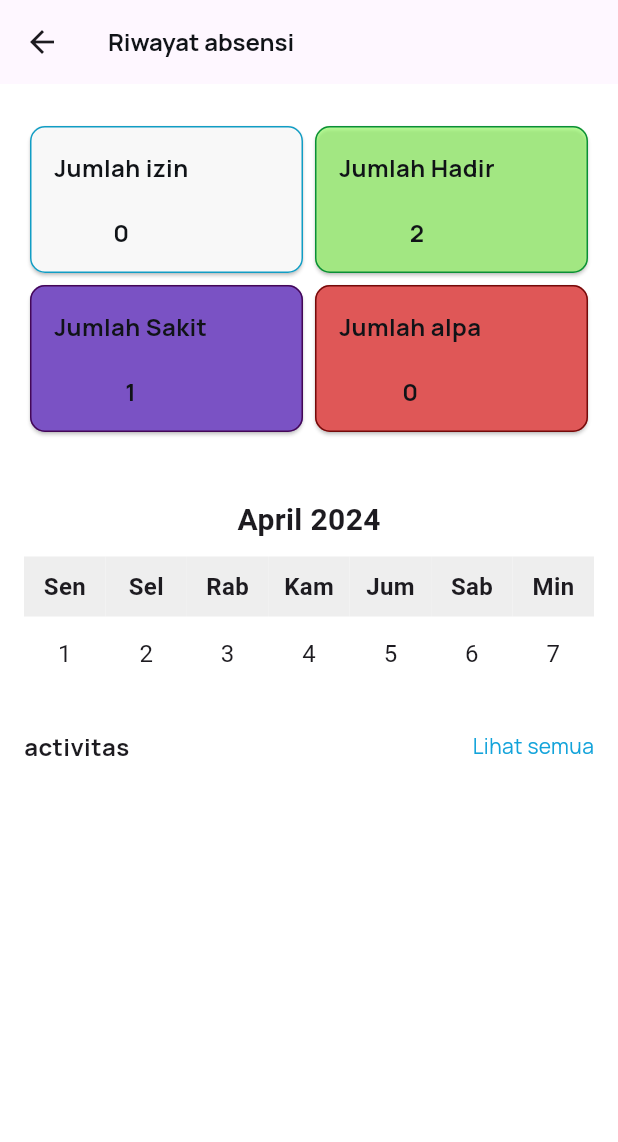
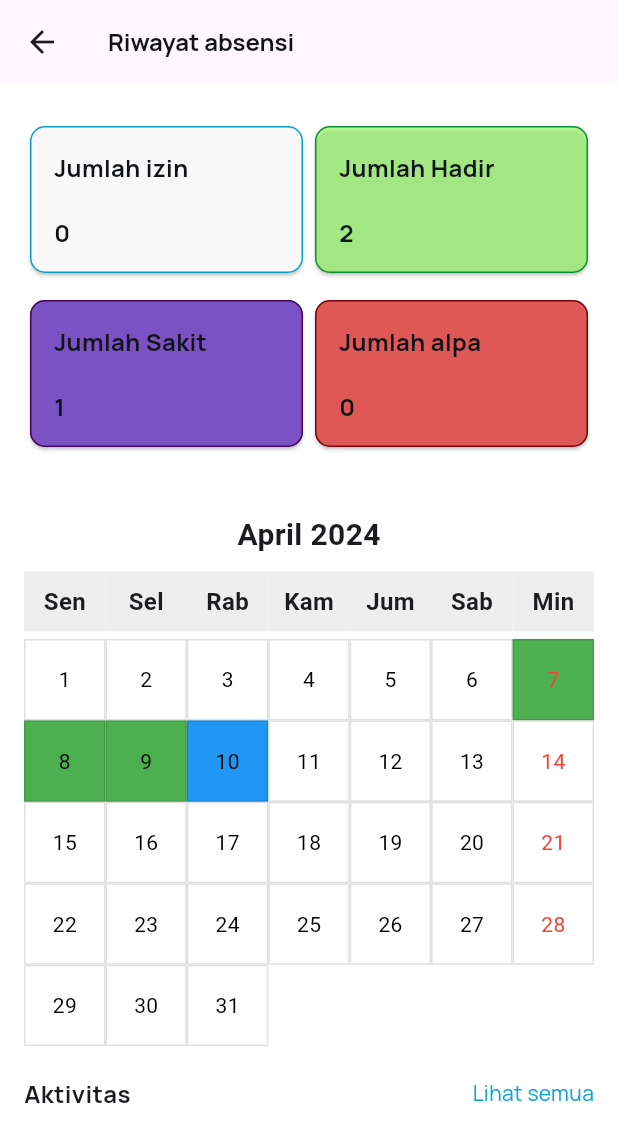
Before and after one commit to rusdy-cyber/flutter-mobile-developer, a Flutter app: the Dasboard screen opened by its route, after a tap on "Rekap Absensi", on a phone screen of 412 x 824 dp. Shown: the top 1142 px of the screen. Run offline on Flutter 3.47's test engine with Material 3 defaults, Android fonts, the phone set to English and light mode, and no system bars; our stand-ins replace flutter_svg, google_fonts.

Commit message:
update riawayat

```diff
--- a/appabsensi/lib/screen/dashboard_screen.dart
+++ b/appabsensi/lib/screen/dashboard_screen.dart
@@ -96,7 +96,7 @@ class Dasboard extends StatelessWidget {
                   onTap: () {
                     Navigator.push(
                       context,
-                      MaterialPageRoute(builder: (context) => riwayat()),
+                      MaterialPageRoute(builder: (context) => Riwayat()),
                     );
                   },
                   child: Text(
--- a/appabsensi/lib/screen/riwayat_absen.dart
+++ b/appabsensi/lib/screen/riwayat_absen.dart
@@ -4,7 +4,66 @@ import 'package:google_fonts/google_fonts.dart';
 import 'package:appabsensi/screen/dashboard_screen.dart';
 import 'dart:math';
 
-class riwayat extends StatelessWidget {
+class Riwayat extends StatelessWidget {
+  // Widget untuk menampilkan kalender
+  Widget buildCalendar() {
+    // Tanggal yang dipilih
+    final List<int> selectedDates = [7, 8, 9];
+    // Tanggal saat ini
+    final int currentDate = 10;
+    // Hari Minggu
+    final List<int> sundays = [3, 10, 17, 24, 31];
+
+    return GridView.builder(
+      shrinkWrap: true,
+      physics: NeverScrollableScrollPhysics(),
+      gridDelegate: SliverGridDelegateWithFixedCrossAxisCount(
+        crossAxisCount: 7,
+      ),
+      itemCount: 31,
+      itemBuilder: (context, index) {
+        int day = index + 1;
+        return Container(
+          decoration: BoxDecoration(
+            color: getColorForDate(day, selectedDates, currentDate),
+            border: Border.all(color: Colors.black12),
+          ),
+          child: Center(
+            child: Text(
+              '$day',
+              style: TextStyle(
+                color: getTextColorForDate(day, sundays),
+              ),
+            ),
+          ),
+        );
+      },
+    );
+  }
+
+  // Mendapatkan warna latar belakang untuk tanggal tertentu
+ Color getColorForDate(int date, List<int> selectedDates, int currentDate) {
+  if (selectedDates.contains(date)) {
+    return Colors.green; // Memberikan warna hijau untuk tanggal yang dipilih
+  } else if (date == currentDate) {
+    return Colors.blue; // Memberikan warna biru untuk tanggal saat ini
+  } else {
+    return Colors.white; // Mengembalikan warna putih untuk tanggal lainnya
+  }
+}
+
+
+  // Mendapatkan warna teks untuk tanggal tertentu
+  Color getTextColorForDate(int date, List<int> sundays) {
+  // Jika tanggal adalah hari Minggu (hari ke-7), maka kembalikan warna merah
+  if (date % 7 == 0) {
+    return Colors.red;
+  } else {
+    return Colors.black;
+  }
+}
+
+
   @override
   Widget build(BuildContext context) {
     return Scaffold(
@@ -22,17 +81,20 @@ class riwayat extends StatelessWidget {
         child: SingleChildScrollView(
           padding: const EdgeInsets.symmetric(horizontal: 16),
           child: Column(
+            crossAxisAlignment: CrossAxisAlignment.start,
             children: [
               SizedBox(
                 height: 24,
               ),
+              // Content Cards
               Row(
                 children: [
                   Expanded(
                     child: Card(
                       shape: RoundedRectangleBorder(
                         side: const BorderSide(
-                          color: Color.fromARGB(255, 17, 157, 196), width: 1.0),
+                            color: Color.fromARGB(255, 17, 157, 196),
+                            width: 1.0),
                         borderRadius: BorderRadius.circular(10.0),
                       ),
                       color: Color.fromARGB(255, 248, 248, 248),
@@ -40,8 +102,6 @@ class riwayat extends StatelessWidget {
                         padding: EdgeInsets.all(16),
                         child: Column(
                           crossAxisAlignment: CrossAxisAlignment.start,
-                        children: [
-                          Column(
                           children: [
                             Text(
                               "Jumlah izin",
@@ -62,8 +122,6 @@ class riwayat extends StatelessWidget {
                             )
                           ],
                         ),
-                        ],
-                      ),
                       ),
                     ),
                   ),
@@ -71,7 +129,8 @@ class riwayat extends StatelessWidget {
                     child: Card(
                       shape: RoundedRectangleBorder(
                         side: const BorderSide(
-                          color: Color.fromARGB(255, 10, 143, 54), width: 1.0),
+                            color: Color.fromARGB(255, 10, 143, 54),
+                            width: 1.0),
                         borderRadius: BorderRadius.circular(10.0),
                       ),
                       color: Color.fromARGB(167, 150, 255, 101),
@@ -79,8 +138,6 @@ class riwayat extends StatelessWidget {
                         padding: EdgeInsets.all(16),
                         child: Column(
                           crossAxisAlignment: CrossAxisAlignment.start,
-                        children: [
-                          Column(
                           children: [
                             Text(
                               "Jumlah Hadir",
@@ -101,15 +158,13 @@ class riwayat extends StatelessWidget {
                             )
                           ],
                         ),
-                        ],
-                      ),
                       ),
                     ),
                   )
                 ],
               ),
               SizedBox(
-              width: 20,
+                height: 10,
               ),
               Row(
                 children: [
@@ -117,7 +172,8 @@ class riwayat extends StatelessWidget {
                     child: Card(
                       shape: RoundedRectangleBorder(
                         side: const BorderSide(
-                          color: Color.fromARGB(255, 68, 7, 87), width: 1.0),
+                            color: Color.fromARGB(255, 68, 7, 87),
+                            width: 1.0),
                         borderRadius: BorderRadius.circular(10.0),
                       ),
                       color: Color.fromARGB(255, 122, 82, 196),
@@ -125,8 +181,6 @@ class riwayat extends StatelessWidget {
                         padding: EdgeInsets.all(16),
                         child: Column(
                           crossAxisAlignment: CrossAxisAlignment.start,
-                        children: [
-                          Column(
                           children: [
                             Text(
                               "Jumlah Sakit",
@@ -147,8 +201,6 @@ class riwayat extends StatelessWidget {
                             )
                           ],
                         ),
-                        ],
-                      ),
                       ),
                     ),
                   ),
@@ -156,7 +208,8 @@ class riwayat extends StatelessWidget {
                     child: Card(
                       shape: RoundedRectangleBorder(
                         side: const BorderSide(
-                          color: Color.fromARGB(255, 116, 10, 10), width: 1.0),
+                            color: Color.fromARGB(255, 116, 10, 10),
+                            width: 1.0),
                         borderRadius: BorderRadius.circular(10.0),
                       ),
                       color: const Color.fromARGB(255, 223, 87, 87),
@@ -164,8 +217,6 @@ class riwayat extends StatelessWidget {
                         padding: EdgeInsets.all(16),
                         child: Column(
                           crossAxisAlignment: CrossAxisAlignment.start,
-                        children: [
-                          Column(
                           children: [
                             Text(
                               "Jumlah alpa",
@@ -186,8 +237,6 @@ class riwayat extends StatelessWidget {
                             )
                           ],
                         ),
-                        ],
-                      ),
                       ),
                     ),
                   )
@@ -196,23 +245,19 @@ class riwayat extends StatelessWidget {
               SizedBox(
                 height: 40,
               ),
-            // Implementasi widget kalender
-            ListView.builder(
-              shrinkWrap: true,
-              physics:
-                  NeverScrollableScrollPhysics(), // Menjadikan ListView tidak bisa discroll
-              itemCount:
-                  1, // Hanya satu item, karena kita hanya ingin menampilkan kalender sekali
-              itemBuilder: (context, _) {
-                return Column(
-                  crossAxisAlignment: CrossAxisAlignment.center,
+              Row(
+                mainAxisAlignment: MainAxisAlignment.center,
                 children: [
                   Text(
-                      "April 2024", // Ganti dengan bulan dan tahun yang sesuai
-                      style:
-                          TextStyle(fontSize: 20, fontWeight: FontWeight.bold),
+                "April 2024",
+                style: TextStyle(fontSize: 20, fontWeight: FontWeight.bold),
               ),
+                ],
+              ),
+              // Kalender
+
               SizedBox(height: 10),
+              // Hari
               Row(
                 children: [
                   for (var day in [
@@ -226,18 +271,15 @@ class riwayat extends StatelessWidget {
                   ])
                     Expanded(
                       child: Container(
-                              height:
-                                  40, // Sesuaikan dengan tinggi yang diinginkan
+                        height: 40,
                         decoration: BoxDecoration(
-                                color: Colors.grey[
-                                    200], // Warna latar belakang untuk hari
+                          color: Colors.grey[200],
                         ),
                         child: Center(
                           child: Text(
                             day,
                             style: TextStyle(
-                                      fontSize: 16,
-                                      fontWeight: FontWeight.bold),
+                                fontSize: 16, fontWeight: FontWeight.bold),
                           ),
                         ),
                       ),
@@ -245,45 +287,22 @@ class riwayat extends StatelessWidget {
                 ],
               ),
               SizedBox(height: 5),
-                    Row(
-                      children: [
-                        for (var i = 0; i < 7; i++)
-                          Expanded(
-                            child: Container(
-                              height:
-                                  40, // Sesuaikan dengan tinggi yang diinginkan
-                              decoration: BoxDecoration(
-                                border: Border.all(color: Colors.transparent),
-                              ),
-                              child: Center(
-                                child: Text(
-                                  (i + 1).toString(),
-                                  style: TextStyle(fontSize: 16),
-                                ),
-                              ),
-                            ),
-                          ),
-                      ],
-                    ),
-                    SizedBox(
-                      height: 30,
-                    ),
+              // Tanggal
+              buildCalendar(),
+              SizedBox(height: 20,),
+              // Aktivitas
               Row(
                 mainAxisAlignment: MainAxisAlignment.spaceBetween,
                 children: [
-                        Text("activitas",
+                  Text(
+                    "Aktivitas",
                     style: GoogleFonts.manrope(
                       fontSize: 16,
                       fontWeight: FontWeight.bold,
-                        ),),
+                    ),
+                  ),
                   GestureDetector(
-                          onTap: () {
-                            Navigator.push(
-                              context,
-                              MaterialPageRoute(
-                                  builder: (context) => riwayat()),
-                            );
-                          },
+                    onTap: () {},
                     child: Text(
                       'Lihat semua',
                       style: GoogleFonts.manrope(
@@ -293,14 +312,12 @@ class riwayat extends StatelessWidget {
                     ),
                   )
                 ],
-                    )
-                  ],
-                );
-              },
               ),
+
             ],
           ),
-      )),
+        ),
+      ),
     );
   }
 }
```
Also changed, not shown: appabsensi/gambar/riwayat.png. Lines whose indentation alone changed are shown as unchanged.
